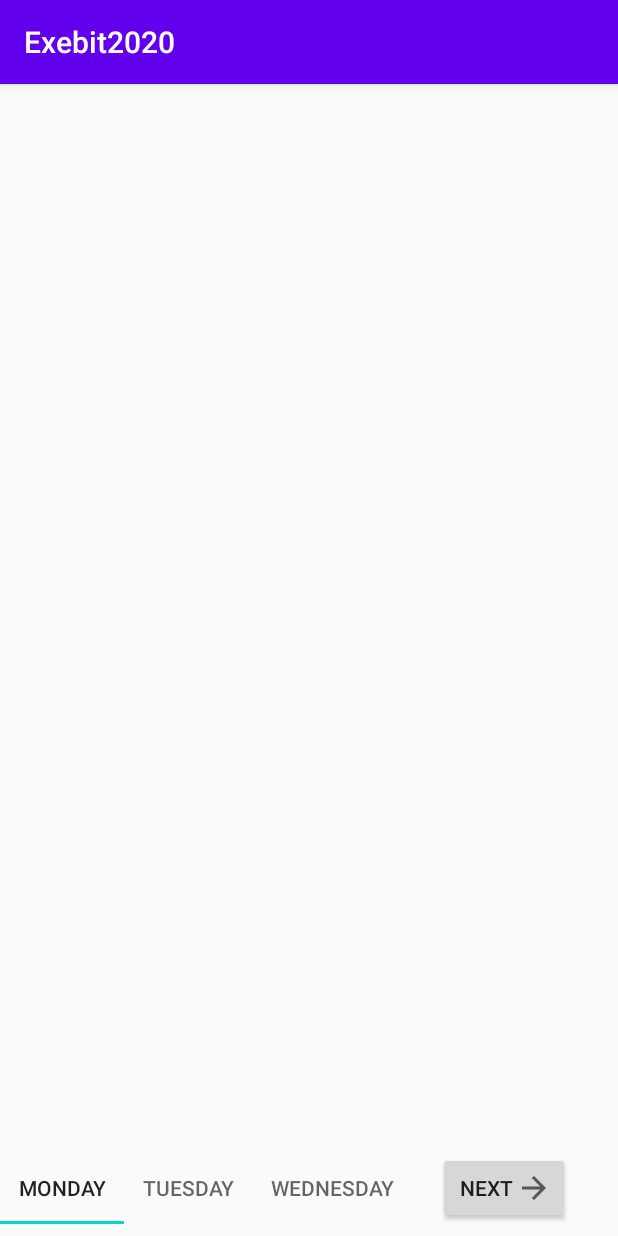
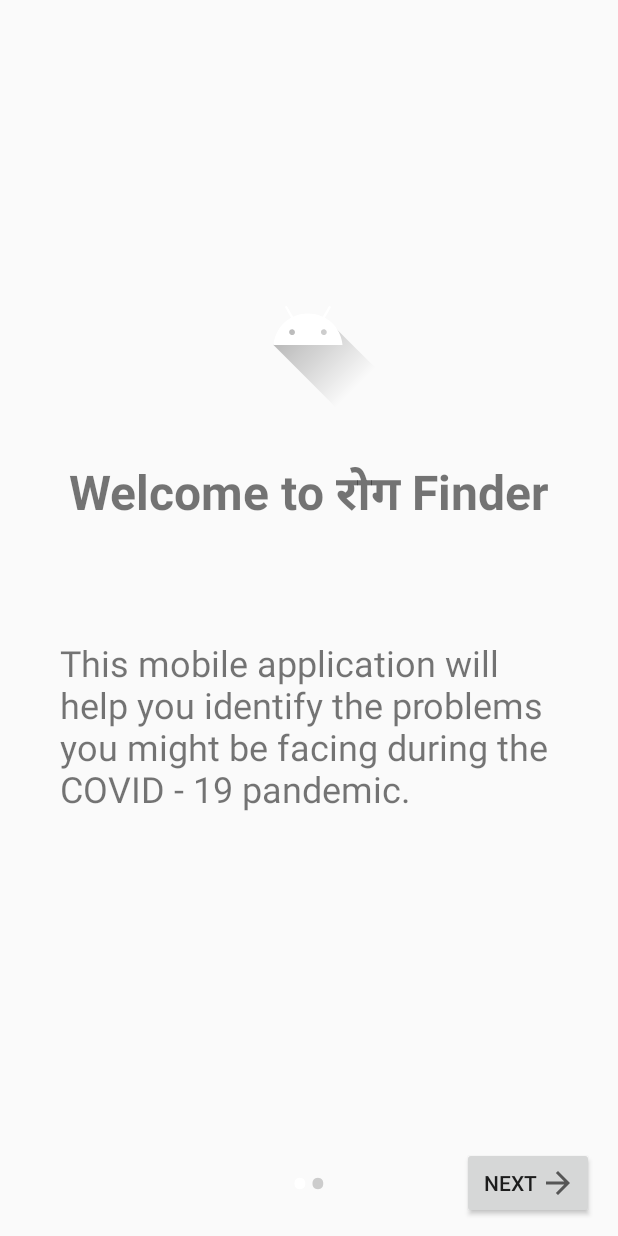
Before and after one commit to cybercoder-naj/Exebit2020, an Android app: the screen it shows after launch (MainActivity), on a phone screen of 412 x 824 dp. Run offline under Robolectric (Android 15) with nearby library versions, the phone set to English and light mode, and no system bars.

Commit message:
Completed onBoarding
Requires Styling

```diff
--- a/app/build.gradle
+++ b/app/build.gradle
@@ -8,7 +8,7 @@ android {
 
     defaultConfig {
         applicationId "com.sxcs.exebit2020"
-        minSdkVersion 21
+        minSdkVersion 24
         targetSdkVersion 29
         versionCode 1
         versionName "1.0"
--- a/app/src/main/java/com/sxcs/exebit2020/ui/activities/MainActivity.kt
+++ b/app/src/main/java/com/sxcs/exebit2020/ui/activities/MainActivity.kt
@@ -1,14 +1,120 @@
 package com.sxcs.exebit2020.ui.activities
 
+import android.graphics.Color
+import android.os.Bundle
+import android.text.Html
+import android.view.View
+import android.widget.TextView
 import androidx.appcompat.app.AppCompatActivity
-import android.os.Bundle
+import androidx.viewpager.widget.ViewPager
 import com.sxcs.exebit2020.R
+import com.sxcs.exebit2020.databinding.ActivityMainBinding
+import com.sxcs.exebit2020.ui.onboarding.OnBoardingItem
+import com.sxcs.exebit2020.ui.onboarding.OnBoardingViewPagerAdapter
 
 class MainActivity : AppCompatActivity() {
+
+    private lateinit var binding: ActivityMainBinding
+    private lateinit var dots: Array<TextView>
+    private var currentPage = 0
+
     override fun onCreate(savedInstanceState: Bundle?) {
         super.onCreate(savedInstanceState)
-        setContentView(R.layout.activity_main)
+        binding = ActivityMainBinding.inflate(layoutInflater)
+        setContentView(binding.root)
 
+        // TODO Add the intro images and commit.
+        val list = arrayListOf(
+            OnBoardingItem(
+                "Welcome to ${getString(R.string.app_name)}",
+                "This mobile application will help you identify the problems you might be facing during the COVID - 19 pandemic.",
+                R.drawable.ic_launcher_foreground
+            ),
+            OnBoardingItem(
+                "Firstly, you need to answer a few of our questions.",
+                "This is going to be a short survey.",
+                R.drawable.ic_launcher_foreground
+            )
+        )
 
+        with(binding) {
+            viewPagerOnBoarding.adapter = OnBoardingViewPagerAdapter(this@MainActivity, list)
+            viewPagerOnBoarding.addOnPageChangeListener(object : ViewPager.OnPageChangeListener {
+                override fun onPageScrollStateChanged(state: Int) {
+
+                }
+
+                override fun onPageScrolled(
+                    position: Int,
+                    positionOffset: Float,
+                    positionOffsetPixels: Int
+                ) {
+
+                }
+
+                override fun onPageSelected(position: Int) {
+                    addDotsIndicator(position, list.size)
+                    currentPage = position
+                    when (position) {
+                        0 -> {
+                            binding.btnNext.isEnabled = true
+                            binding.btnBack.visibility = View.GONE
+                            binding.btnNext.text = getString(R.string.next)
+                            binding.btnNext.setCompoundDrawables(
+                                null,
+                                null,
+                                getDrawable(R.drawable.ic_baseline_arrow_forward_24),
+                                null
+                            )
+                        }
+                        dots.size - 1 -> {
+                            binding.btnNext.isEnabled = true
+                            binding.btnBack.isEnabled = true
+
+                            binding.btnBack.visibility = View.VISIBLE
+
+                            binding.btnNext.text = "Finish"
+                            binding.btnNext.setCompoundDrawables(null, null, null, null)
+                        }
+                        else -> {
+                            binding.btnNext.isEnabled = true
+                            binding.btnBack.isEnabled = true
+                            binding.btnNext.setCompoundDrawables(
+                                null,
+                                null,
+                                getDrawable(R.drawable.ic_baseline_arrow_forward_24),
+                                null
+                            )
+                            binding.btnBack.visibility = View.VISIBLE
+                            binding.btnNext.text = getString(R.string.next)
+                        }
+                    }
+                }
+            })
+
+            binding.btnNext.setOnClickListener {
+                viewPagerOnBoarding.currentItem = currentPage + 1
+            }
+            binding.btnBack.setOnClickListener {
+                viewPagerOnBoarding.currentItem = currentPage - 1
+            }
+        }
+
+        addDotsIndicator(0, list.size)
+    }
+
+    private fun addDotsIndicator(i: Int, size: Int) {
+        dots = Array(size) { TextView(this) }
+        binding.linearLayout.removeAllViews()
+
+        dots.forEach {
+            it.text = Html.fromHtml("&#8226;", 0)
+            it.textSize = 35f
+            it.setTextColor(Color.parseColor("#CCCCCC"))
+            binding.linearLayout.addView(it)
+        }
+
+        if (dots.isNotEmpty())
+            dots[i].setTextColor(Color.parseColor("#ffffff"))
     }
 }
--- a/app/src/main/java/com/sxcs/exebit2020/ui/onboarding/OnBoardingViewPagerAdapter.kt
+++ b/app/src/main/java/com/sxcs/exebit2020/ui/onboarding/OnBoardingViewPagerAdapter.kt
@@ -1 +1,38 @@
 package com.sxcs.exebit2020.ui.onboarding
+
+import android.content.Context
+import android.view.LayoutInflater
+import android.view.View
+import android.view.ViewGroup
+import androidx.constraintlayout.widget.ConstraintLayout
+import androidx.viewpager.widget.PagerAdapter
+import com.sxcs.exebit2020.R
+import com.sxcs.exebit2020.databinding.LayoutOnboardingBinding
+
+class OnBoardingViewPagerAdapter(
+    private val context: Context,
+    private val list: List<OnBoardingItem>
+) : PagerAdapter() {
+
+    override fun isViewFromObject(view: View, `object`: Any) = (`object` as ConstraintLayout) == view
+
+    override fun getCount() = list.size
+
+    override fun destroyItem(container: ViewGroup, position: Int, `object`: Any) {
+        container.removeView(`object` as View)
+    }
+
+    override fun instantiateItem(container: ViewGroup, position: Int): Any {
+        val inflater = context.getSystemService(Context.LAYOUT_INFLATER_SERVICE) as LayoutInflater
+        val binding = LayoutOnboardingBinding.inflate(inflater, container, false)
+
+        with(binding) {
+            tvTitle.text = list[position].title
+            tvDescription.text = list[position].description
+            imageIntro.setImageResource(list[position].imageResId)
+        }
+
+        container.addView(binding.root)
+        return binding.root
+    }
+}
--- /dev/null
+++ b/app/src/main/res/drawable/ic_baseline_arrow_back_24.xml
@@ -0,0 +1,10 @@
+<vector xmlns:android="http://schemas.android.com/apk/res/android"
+    android:width="24dp"
+    android:height="24dp"
+    android:viewportWidth="24"
+    android:viewportHeight="24"
+    android:tint="?attr/colorControlNormal">
+  <path
+      android:fillColor="@android:color/white"
+      android:pathData="M20,11H7.83l5.59,-5.59L12,4l-8,8 8,8 1.41,-1.41L7.83,13H20v-2z"/>
+</vector>
--- a/app/src/main/res/layout/activity_main.xml
+++ b/app/src/main/res/layout/activity_main.xml
@@ -1,56 +1,50 @@
-<androidx.constraintlayout.widget.ConstraintLayout xmlns:app="http://schemas.android.com/apk/res-auto"
+<androidx.constraintlayout.widget.ConstraintLayout xmlns:android="http://schemas.android.com/apk/res/android"
+    xmlns:app="http://schemas.android.com/apk/res-auto"
     xmlns:tools="http://schemas.android.com/tools"
-    android:layout_height="match_parent"
-    xmlns:android="http://schemas.android.com/apk/res/android" android:layout_width="match_parent">
+    android:layout_width="match_parent"
+    android:layout_height="match_parent">
 
     <androidx.viewpager.widget.ViewPager
+        android:id="@+id/viewPagerOnBoarding"
         android:layout_width="0dp"
         android:layout_height="0dp"
-        app:layout_constraintBottom_toTopOf="@+id/tabLayout"
+        android:layout_margin="16dp"
+        app:layout_constraintBottom_toTopOf="@+id/linearLayout"
         app:layout_constraintEnd_toEndOf="parent"
         app:layout_constraintHorizontal_bias="0.498"
         app:layout_constraintStart_toStartOf="parent"
-        app:layout_constraintTop_toTopOf="parent"
-        android:layout_margin="16dp"/>
+        app:layout_constraintTop_toTopOf="parent" />
 
     <!--TODO Set color of button-->
     <!-- TODO Replace this with NeumorphButton. Fuck external library -->
 
+    <LinearLayout
+        android:id="@+id/linearLayout"
+        android:layout_width="wrap_content"
+        android:layout_height="35dp"
+        android:layout_marginBottom="24dp"
+        android:orientation="horizontal"
+        app:layout_constraintBottom_toBottomOf="parent"
+        app:layout_constraintEnd_toEndOf="parent"
+        app:layout_constraintStart_toStartOf="parent" />
+
     <Button
-        android:id="@+id/button"
-        android:drawableEnd="@drawable/ic_baseline_arrow_forward_24"
+        android:id="@+id/btnNext"
         android:layout_width="wrap_content"
         android:layout_height="wrap_content"
-        android:layout_marginEnd="32dp"
-        android:layout_marginBottom="8dp"
-        android:text="@string/next"
-        app:layout_constraintBottom_toBottomOf="parent"
-        app:layout_constraintEnd_toEndOf="parent" />
+        android:drawableEnd="@drawable/ic_baseline_arrow_forward_24"
+        android:text="Next"
+        app:layout_constraintEnd_toEndOf="@+id/viewPagerOnBoarding"
+        app:layout_constraintTop_toTopOf="@+id/linearLayout" />
 
-    <com.google.android.material.tabs.TabLayout
-        android:id="@+id/tabLayout"
+    <Button
+        android:id="@+id/btnBack"
         android:layout_width="wrap_content"
         android:layout_height="wrap_content"
-        app:layout_constraintBottom_toBottomOf="@+id/button"
-        app:layout_constraintEnd_toStartOf="@+id/button"
-        app:layout_constraintHorizontal_bias="0.0"
-        app:layout_constraintStart_toStartOf="parent"
-        app:layout_constraintTop_toTopOf="@+id/button">
-
-        <com.google.android.material.tabs.TabItem
-            android:layout_width="wrap_content"
-            android:layout_height="wrap_content"
-            android:text="Monday" />
-
-        <com.google.android.material.tabs.TabItem
-            android:layout_width="wrap_content"
-            android:layout_height="wrap_content"
-            android:text="Tuesday" />
-
-        <com.google.android.material.tabs.TabItem
-            android:layout_width="wrap_content"
-            android:layout_height="wrap_content"
-            android:text="Wednesday" />
-    </com.google.android.material.tabs.TabLayout>
+        android:drawableStart="@drawable/ic_baseline_arrow_back_24"
+        android:text="Back"
+        android:visibility="gone"
+        app:layout_constraintStart_toStartOf="@+id/viewPagerOnBoarding"
+        app:layout_constraintTop_toTopOf="@+id/linearLayout" />
 
 </androidx.constraintlayout.widget.ConstraintLayout>
--- a/app/src/main/res/layout/layout_onboarding.xml
+++ b/app/src/main/res/layout/layout_onboarding.xml
@@ -2,16 +2,8 @@
 <androidx.constraintlayout.widget.ConstraintLayout xmlns:android="http://schemas.android.com/apk/res/android"
     xmlns:app="http://schemas.android.com/apk/res-auto"
     xmlns:tools="http://schemas.android.com/tools"
-    android:id="@+id/image_intro"
     android:layout_width="match_parent"
     android:layout_height="match_parent">
-
-    <androidx.constraintlayout.widget.Guideline
-        android:id="@+id/guideline"
-        android:layout_width="wrap_content"
-        android:layout_height="wrap_content"
-        android:orientation="horizontal"
-        app:layout_constraintGuide_percent="0.62" />
 
     <!-- TODO Style this textView -->
 
@@ -19,32 +11,36 @@
         android:id="@+id/tvTitle"
         android:layout_width="wrap_content"
         android:layout_height="wrap_content"
+        android:layout_marginTop="32dp"
         android:text="TextView"
         android:textSize="32sp"
         android:textStyle="bold"
-        app:layout_constraintBottom_toTopOf="@+id/guideline"
         app:layout_constraintEnd_toEndOf="parent"
         app:layout_constraintStart_toStartOf="parent"
-        app:layout_constraintTop_toTopOf="@+id/guideline" />
+        app:layout_constraintTop_toBottomOf="@+id/imageIntro" />
 
     <TextView
         android:id="@+id/tvDescription"
-        android:layout_width="wrap_content"
+        android:layout_width="0dp"
         android:layout_height="wrap_content"
-        android:layout_marginTop="24dp"
+        android:layout_marginStart="24dp"
+        android:layout_marginTop="72dp"
+        android:layout_marginEnd="24dp"
         android:text="TextView"
         android:textSize="24sp"
-        app:layout_constraintEnd_toEndOf="@+id/tvTitle"
-        app:layout_constraintStart_toStartOf="@+id/tvTitle"
+        app:layout_constraintEnd_toEndOf="parent"
+        app:layout_constraintHorizontal_bias="0.0"
+        app:layout_constraintStart_toStartOf="parent"
         app:layout_constraintTop_toBottomOf="@+id/tvTitle" />
 
     <ImageView
-        android:id="@+id/imageView"
+        android:id="@+id/imageIntro"
         android:layout_width="wrap_content"
         android:layout_height="wrap_content"
-        android:layout_marginBottom="32dp"
-        app:layout_constraintBottom_toTopOf="@+id/tvTitle"
+        android:layout_marginTop="150dp"
         app:layout_constraintEnd_toEndOf="parent"
+        app:layout_constraintHorizontal_bias="0.498"
         app:layout_constraintStart_toStartOf="parent"
+        app:layout_constraintTop_toTopOf="parent"
         tools:srcCompat="@tools:sample/avatars" />
 </androidx.constraintlayout.widget.ConstraintLayout>
--- a/app/src/main/res/values/strings.xml
+++ b/app/src/main/res/values/strings.xml
@@ -1,4 +1,4 @@
 <resources>
-    <string name="app_name">Exebit2020</string>
+    <string name="app_name">रोग Finder</string>
     <string name="next">Next</string>
 </resources>
--- a/app/src/main/res/values/styles.xml
+++ b/app/src/main/res/values/styles.xml
@@ -1,6 +1,6 @@
 <resources>
     <!-- Base application theme. -->
-    <style name="AppTheme" parent="Theme.AppCompat.Light.DarkActionBar">
+    <style name="AppTheme" parent="Theme.AppCompat.Light.NoActionBar">
         <!-- Customize your theme here. -->
         <item name="colorPrimary">@color/colorPrimary</item>
         <item name="colorPrimaryDark">@color/colorPrimaryDark</item>
```
